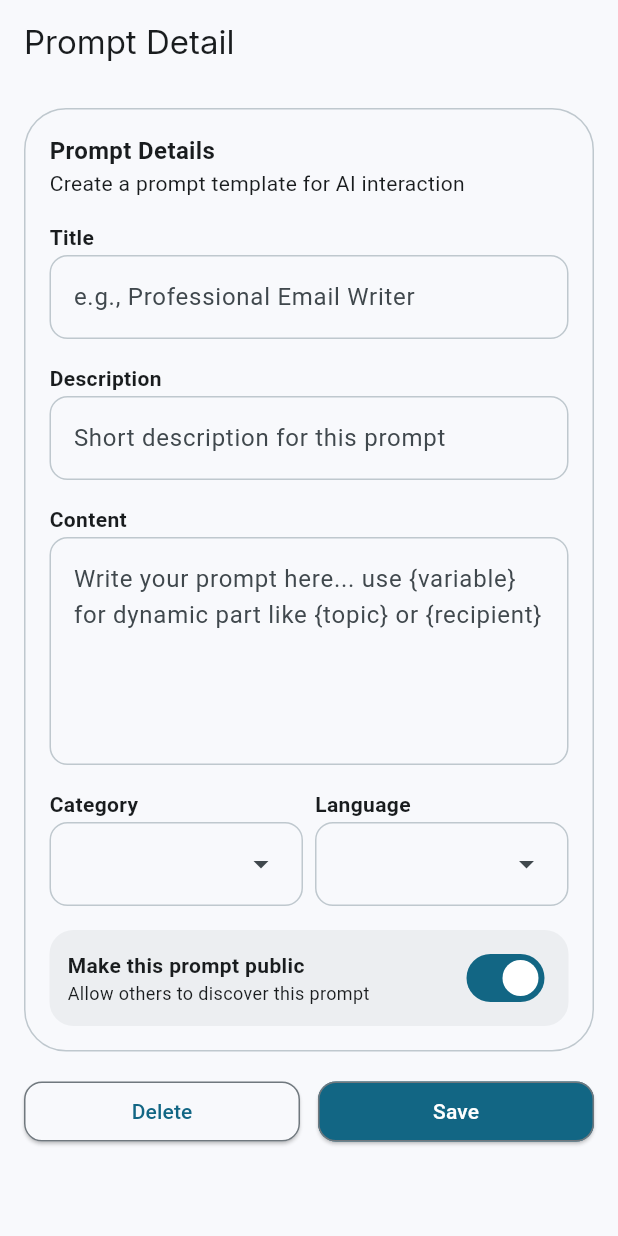
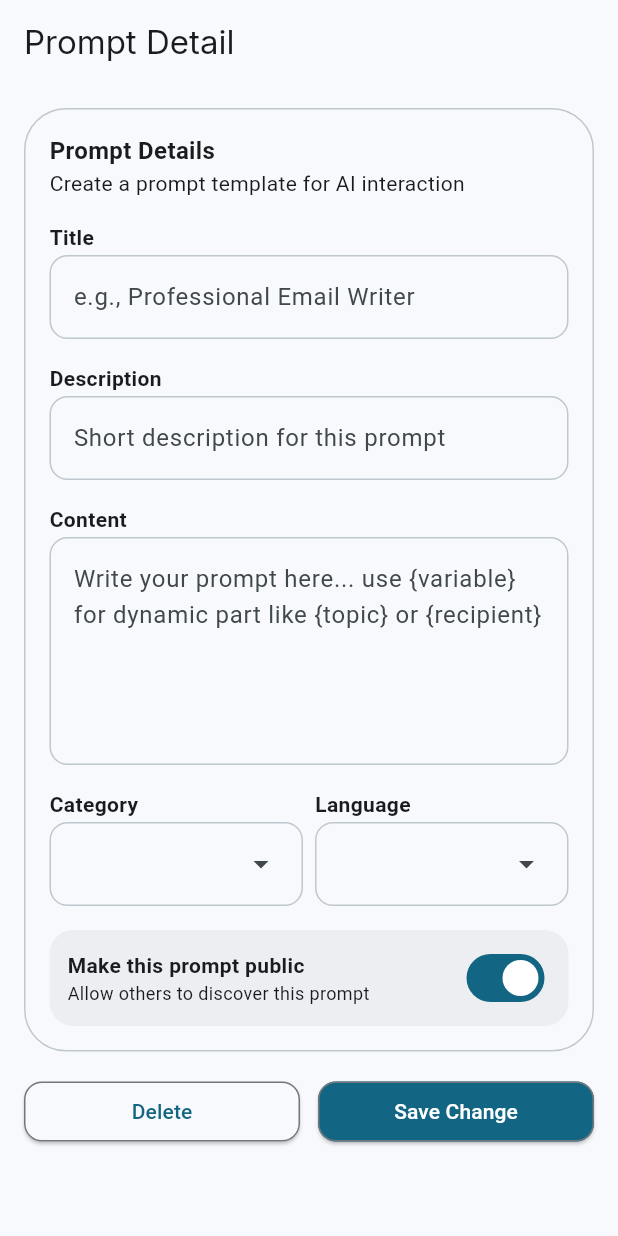
Before and after one commit to minhkhang1505/khtn-ai-final-project, a Flutter app: the screen it shows after launch, on a phone screen of 412 x 824 dp. Run offline on Flutter 3.47's test engine with Material 3 defaults, Android fonts, the phone set to English and light mode, and no system bars; our stand-ins replace flutter_otp_text_field, flutter_svg, google_fonts.

Commit message:
feat(prompts): add PromptDetailActionButtons for save and delete actions in PromptDetailPage

```diff
--- a/lib/presentation/views/prompts/promptdetail/prompt_detail_page.dart
+++ b/lib/presentation/views/prompts/promptdetail/prompt_detail_page.dart
@@ -1,5 +1,6 @@
 import 'package:flutter/material.dart';
 import 'package:khtn_ai_final_project/presentation/views/prompts/newprompt/widgets/prompt_details_section.dart';
+import 'package:khtn_ai_final_project/presentation/views/prompts/promptdetail/widgets/prompt_detail_action_buttons.dart';
 
 class PromptDetailPage extends StatefulWidget {
   const PromptDetailPage({super.key});
@@ -41,7 +42,7 @@ class _PromptDetailPageState extends State<PromptDetailPage> {
     // TODO: Implement save logic here
   }
 
-  void _cancelPrompt() {
+  void _deletePromp() {
     // TODO: Implement cancel logic here
   }
 
@@ -74,41 +75,10 @@ class _PromptDetailPageState extends State<PromptDetailPage> {
                   },
                 ),
                 SizedBox(height: 16),
-                Row(
-                  children: [
-                    Expanded(
-                      flex: 1,
-                      child: ElevatedButton(
-                        style: ElevatedButton.styleFrom(
-                          backgroundColor: colorScheme.surface,
-                          shape: RoundedRectangleBorder(
-                            borderRadius: BorderRadiusGeometry.circular(12),
-                            side: BorderSide(color: colorScheme.outline),
-                          ),
-                        ),
-                        onPressed: () {},
-                        child: const Text("Delete"),
-                      ),
-                    ),
-                    SizedBox(width: 12),
-                    Expanded(
-                      flex: 1,
-                      child: ElevatedButton(
-                        style: ElevatedButton.styleFrom(
-                          backgroundColor: colorScheme.primary,
-                          shape: RoundedRectangleBorder(
-                            borderRadius: BorderRadiusGeometry.circular(12),
-                            side: BorderSide(color: colorScheme.outline),
-                          ),
-                        ),
-                        onPressed: () {},
-                        child: Text(
-                          "Save",
-                          style: TextStyle(color: colorScheme.onPrimary),
-                        ),
-                      ),
-                    ),
-                  ],
+                PromptDetailActionButtons(
+                  title: _titleController.text,
+                  onSaveChange: _savePrompt,
+                  onDelete: _deletePromp,
                 ),
               ],
             ),
--- /dev/null
+++ b/lib/presentation/views/prompts/promptdetail/widgets/prompt_detail_action_buttons.dart
@@ -0,0 +1,55 @@
+import 'package:flutter/material.dart';
+
+class PromptDetailActionButtons extends StatelessWidget {
+  final String title;
+  final VoidCallback onSaveChange;
+  final VoidCallback onDelete;
+
+  const PromptDetailActionButtons({
+    super.key,
+    required this.title,
+    required this.onSaveChange,
+    required this.onDelete,
+  });
+
+  @override
+  Widget build(BuildContext context) {
+    final colorScheme = Theme.of(context).colorScheme;
+    return Row(
+      children: [
+        Expanded(
+          flex: 1,
+          child: ElevatedButton(
+            style: ElevatedButton.styleFrom(
+              backgroundColor: colorScheme.surface,
+              shape: RoundedRectangleBorder(
+                borderRadius: BorderRadiusGeometry.circular(12),
+                side: BorderSide(color: colorScheme.outline),
+              ),
+            ),
+            onPressed: onDelete,
+            child: const Text("Delete"),
+          ),
+        ),
+        SizedBox(width: 12),
+        Expanded(
+          flex: 1,
+          child: ElevatedButton(
+            style: ElevatedButton.styleFrom(
+              backgroundColor: colorScheme.primary,
+              shape: RoundedRectangleBorder(
+                borderRadius: BorderRadiusGeometry.circular(12),
+                side: BorderSide(color: colorScheme.outline),
+              ),
+            ),
+            onPressed: onSaveChange,
+            child: Text(
+              "Save Change",
+              style: TextStyle(color: colorScheme.onPrimary),
+            ),
+          ),
+        ),
+      ],
+    );
+  }
+}
```
Also changed, not shown: lib/presentation/views/prompts/newprompt/widgets/prompt_action_buttons.dart (line endings or trailing spaces).
